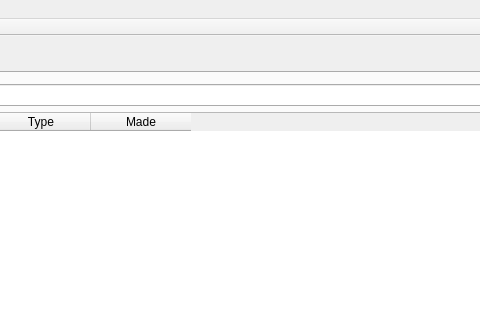
Before: the Qt Designer form Display/mainwindow.ui in alexi15/verk1, drawn with Qt 5; both pictures show x 234 to 714 and y 0 to 320 of the 811 by 604 pixel window.
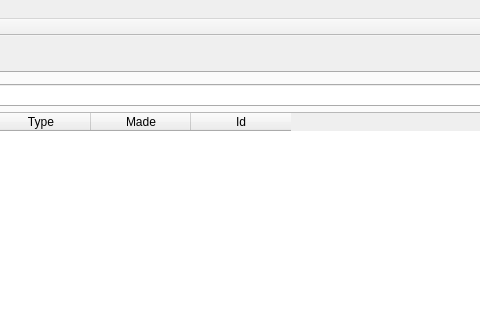
After: the same form once the commit is applied. The open tabs and pages were chosen to show the change.

```diff
--- a/Display/mainwindow.ui
+++ b/Display/mainwindow.ui
@@ -137,6 +137,9 @@
           <property name="sortingEnabled">
            <bool>true</bool>
           </property>
+          <property name="columnCount">
+           <number>5</number>
+          </property>
           <column>
            <property name="text">
             <string>Name</string>
@@ -157,6 +160,11 @@
             <string>Made</string>
            </property>
           </column>
+          <column>
+           <property name="text">
+            <string>Id</string>
+           </property>
+          </column>
          </widget>
         </item>
         <item>
```
Left out of the diff: 2 changed lines with no effect on the pictures.
